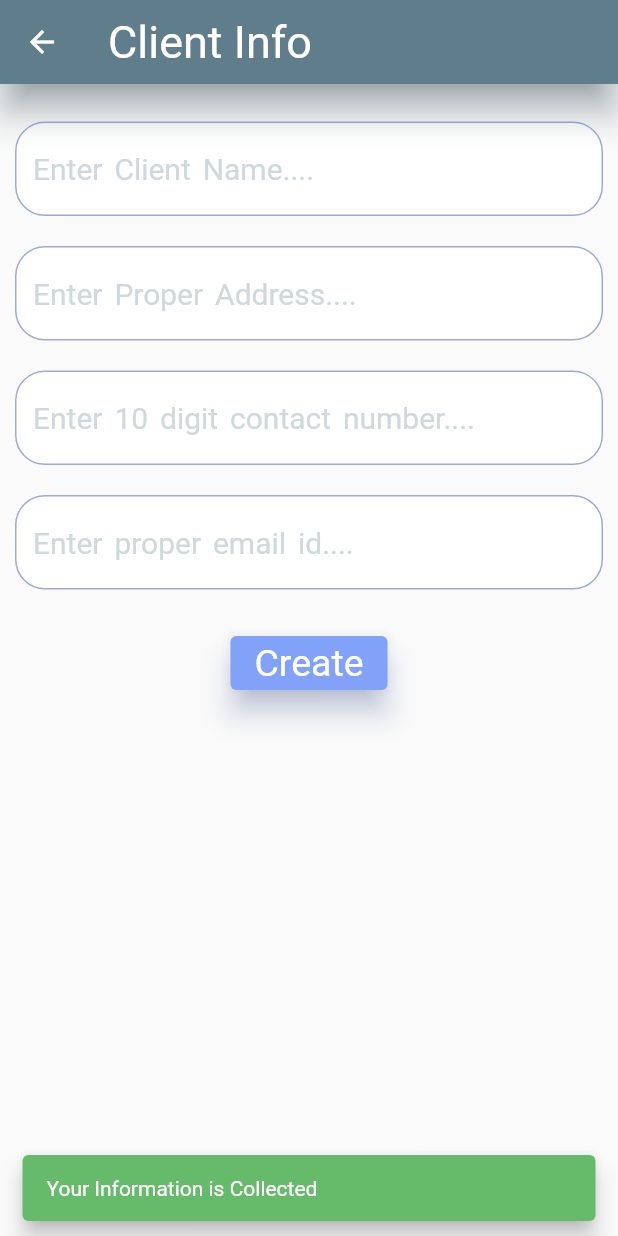
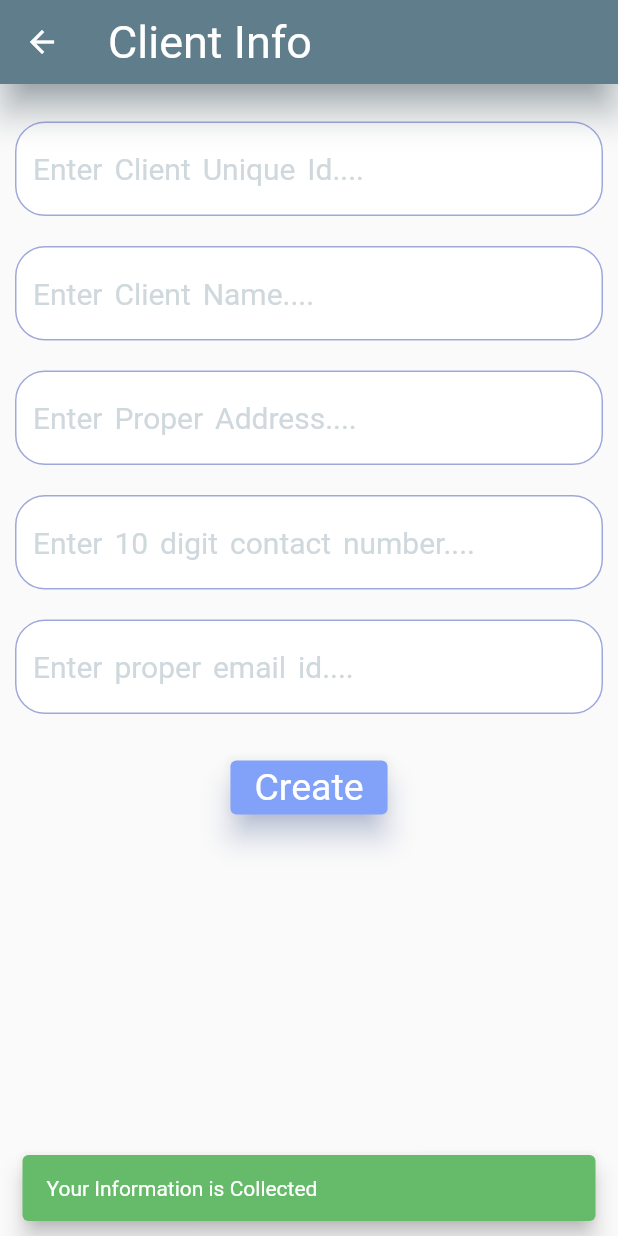
Before and after one commit to VivekTailor19/invoice_built, a Flutter app: the Clients screen opened by its route, after a tap on "Create", on a phone screen of 412 x 824 dp. Run offline on Flutter 3.47's test engine with Material 2 defaults, Android fonts, the phone set to English and light mode, and no system bars.

Commit message:
invoice generate using flutter

```diff
--- a/lib/client/client.dart
+++ b/lib/client/client.dart
@@ -14,6 +14,7 @@ class Clients extends StatefulWidget {
 
 class _ClientsState extends State<Clients> {
 
+  TextEditingController cid = TextEditingController();
   TextEditingController cname = TextEditingController();
   TextEditingController caddress = TextEditingController();
   TextEditingController cphone = TextEditingController();
@@ -32,6 +33,7 @@ class _ClientsState extends State<Clients> {
             SizedBox(height: 15),
 
 
+            Info(hint: "Enter Client Unique Id....",kboard: TextInputType.number,controller: cid),
             Info(hint: "Enter Client Name....",kboard: TextInputType.text,controller: cname),
             Info(hint: "Enter Proper Address....",kboard: TextInputType.text,controller: caddress),
             Info(hint: "Enter 10 digit contact number....",kboard: TextInputType.text,controller: cphone),
@@ -41,7 +43,7 @@ class _ClientsState extends State<Clients> {
             ElevatedButton(onPressed: () {
 
 
-              cd = Client_Data(cname: cname.text,caddress: caddress.text,cemail: cemail.text,cphone: cphone.text);
+              cd = Client_Data(cid: cid.text,cname: cname.text,caddress: caddress.text,cemail: cemail.text,cphone: cphone.text);
 
               ScaffoldMessenger.of(context)!.showSnackBar(SnackBar(behavior:SnackBarBehavior.floating,content: Text("Your Information is Collected"),backgroundColor: Colors.green.shade400,));
 
--- a/lib/client/client_modal.dart
+++ b/lib/client/client_modal.dart
@@ -1,6 +1,6 @@
 class Client_Data
 {
-  String? cname,caddress,cphone,cemail;
+  String? cid,cname,caddress,cphone,cemail;
 
-  Client_Data({this.cname, this.caddress, this.cphone, this.cemail});
+  Client_Data({this.cid,this.cname, this.caddress, this.cphone, this.cemail});
 }
```
